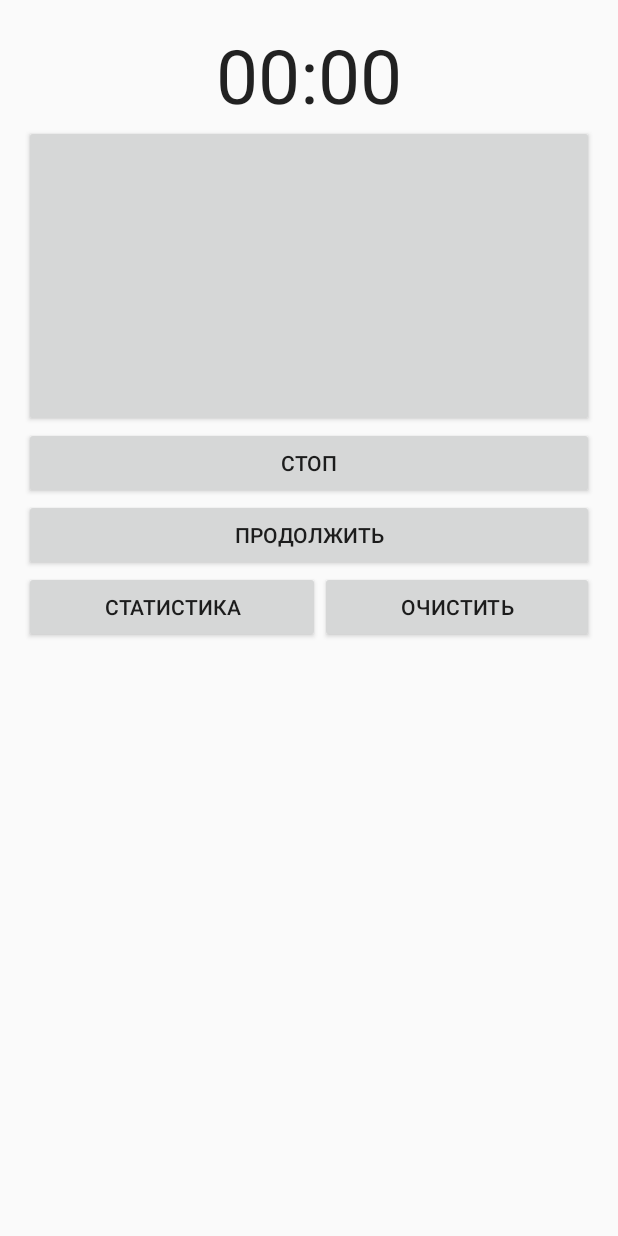
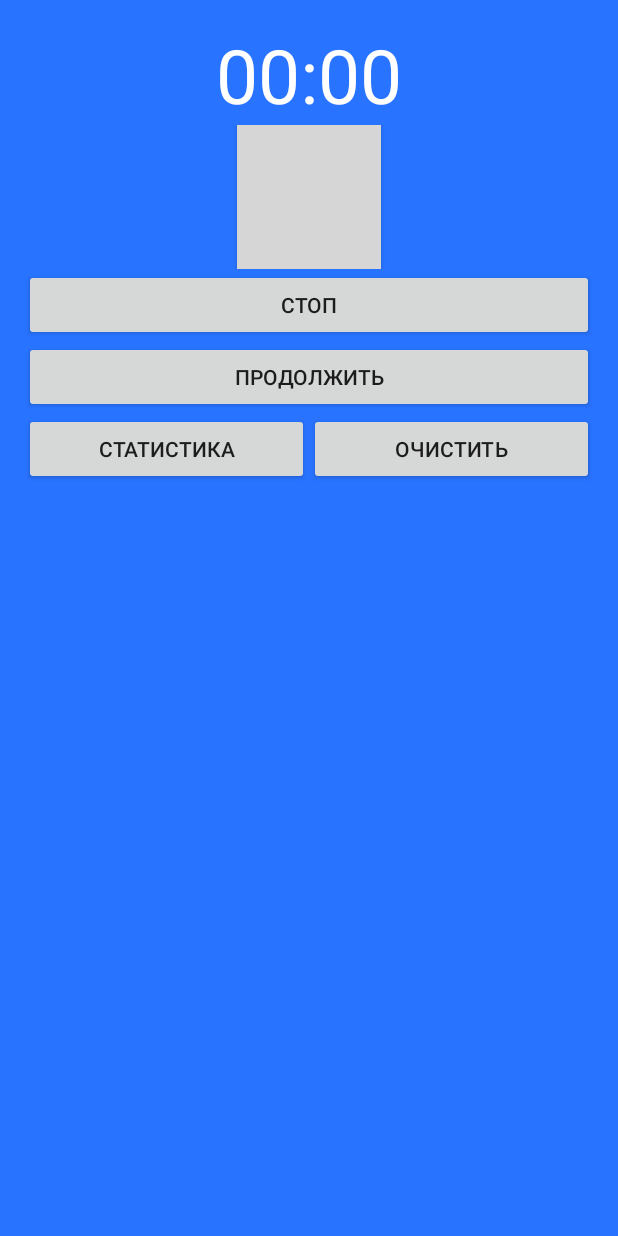
Before and after one commit to IlyaKuprik/BUSCLICKERPROJECT, an Android app: the ConductorActivity screen opened directly, with no data from a screen before it, on a phone screen of 412 x 824 dp. Run offline under Robolectric (Android 15) with nearby library versions, the phone set to English and light mode, and no system bars; grey boxes are pictures that could not be loaded.

Commit message:
RELEASE(PRE)

```diff
--- a/app/src/main/AndroidManifest.xml
+++ b/app/src/main/AndroidManifest.xml
@@ -4,7 +4,7 @@
 
     <application
             android:allowBackup="true"
-            android:icon="@mipmap/ic_launcher"
+            android:icon="@mipmap/ico"
             android:label="@string/app_name"
             android:supportsRtl="true"
             android:theme="@style/Theme.AppCompat.Light.NoActionBar">
--- a/app/src/main/res/layout/activity_conductor.xml
+++ b/app/src/main/res/layout/activity_conductor.xml
@@ -9,21 +9,35 @@
         android:paddingRight="@dimen/activity_horizontal_margin"
         android:paddingTop="@dimen/activity_vertical_margin"
         android:paddingBottom="@dimen/activity_vertical_margin"
+        android:background="@color/background"
         tools:context="com.example.clicker.ConductorActivity" android:orientation="vertical">
 
     <Chronometer
             android:layout_width="match_parent"
             android:id="@+id/chrn"
+            android:textColor="@android:color/background_light"
             android:layout_height="wrap_content" android:gravity="center"
             android:textSize="50dp"/>
     <LinearLayout
             android:orientation="vertical"
             android:layout_width="match_parent"
+            android:layout_gravity="center"
             android:layout_height="wrap_content">
         <Button
+                android:layout_width="wrap_content"
+                android:onClick="onConductorButtonClick"
+                android:background="@drawable/button_converted"
+                android:layout_gravity="center"
+                android:layout_height="wrap_content" android:id="@+id/conductorButton"/>
+    </LinearLayout>
+    <LinearLayout
+            android:orientation="vertical"
             android:layout_width="match_parent"
-                android:onClick="onConductorButtonClick"
-                android:layout_height="201dp" android:id="@+id/conductorButton"/>
+            android:layout_height="wrap_content">
+        <LinearLayout
+                android:orientation="vertical"
+                android:layout_width="match_parent"
+                android:layout_height="match_parent">
             <Button
                     android:text="@string/stop"
                     android:layout_width="match_parent"
@@ -41,13 +55,14 @@
                 android:layout_height="match_parent">
             <Button
                     android:text="@string/stats"
-                android:layout_width="wrap_content"
+                    android:layout_width="0dp"
                     android:onClick="onSecondModeStatsButtonClick"
                     android:layout_height="wrap_content" android:layout_weight="1" android:id="@+id/secondMoneStatButton"/>
             <Button
                     android:text="@string/clean"
-                android:layout_width="wrap_content"
+                    android:layout_width="0dp"
                     android:onClick="onSecondModeCleanButtonClick"
                     android:layout_height="wrap_content" android:id="@+id/secondModeCleanButton" android:layout_weight="1"/>
         </LinearLayout>
     </LinearLayout>
+</LinearLayout>
--- a/app/src/main/res/layout/activity_main.xml
+++ b/app/src/main/res/layout/activity_main.xml
@@ -16,7 +16,9 @@
             android:text="@string/headline"
             android:layout_width="match_parent"
             android:layout_height="wrap_content" android:id="@+id/textView" android:gravity="center"
-            android:textSize="24dp"/>
+            android:textColor="@android:color/background_light"
+            android:background="@color/background" tools:background="@color/background" android:textSize="36sp"
+            android:autoText="false" android:textColorHint="@android:color/background_dark"/>
     <Button
             android:text="@string/first_mode"
             android:layout_width="match_parent"
```
Also changed, not shown: app/src/main/res/layout/activity_first_mode.xml (+6 -6 lines), app/src/main/res/layout/activity_second_mode.xml (+7 -3 lines). Lines whose indentation alone changed are shown as unchanged.
